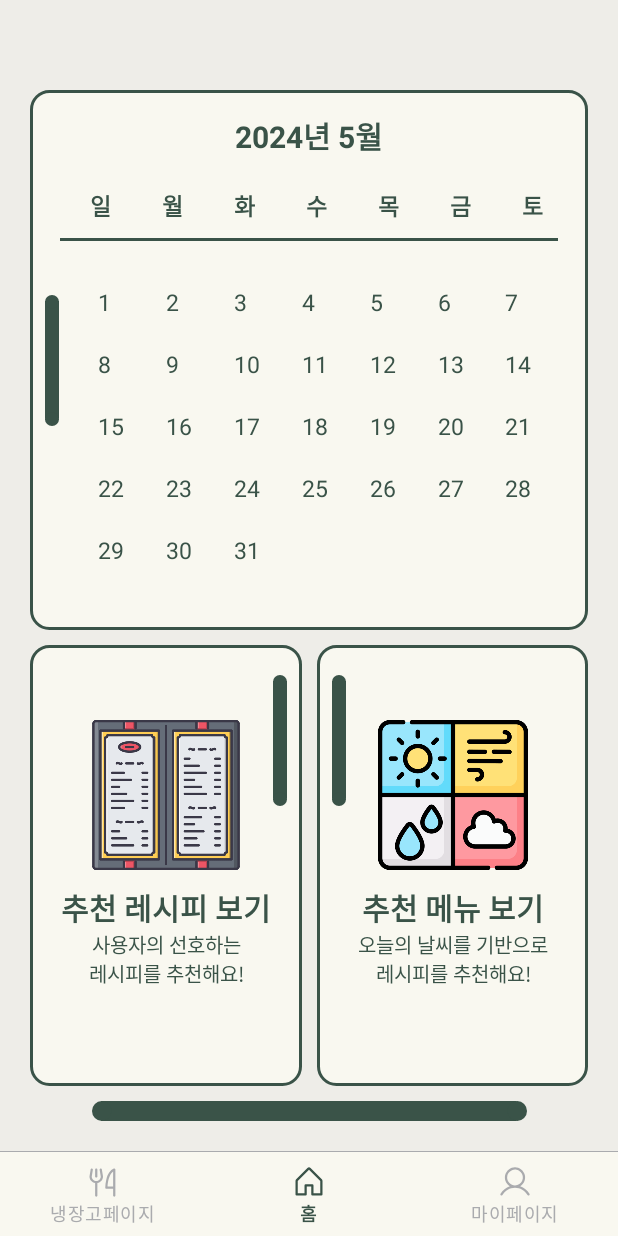
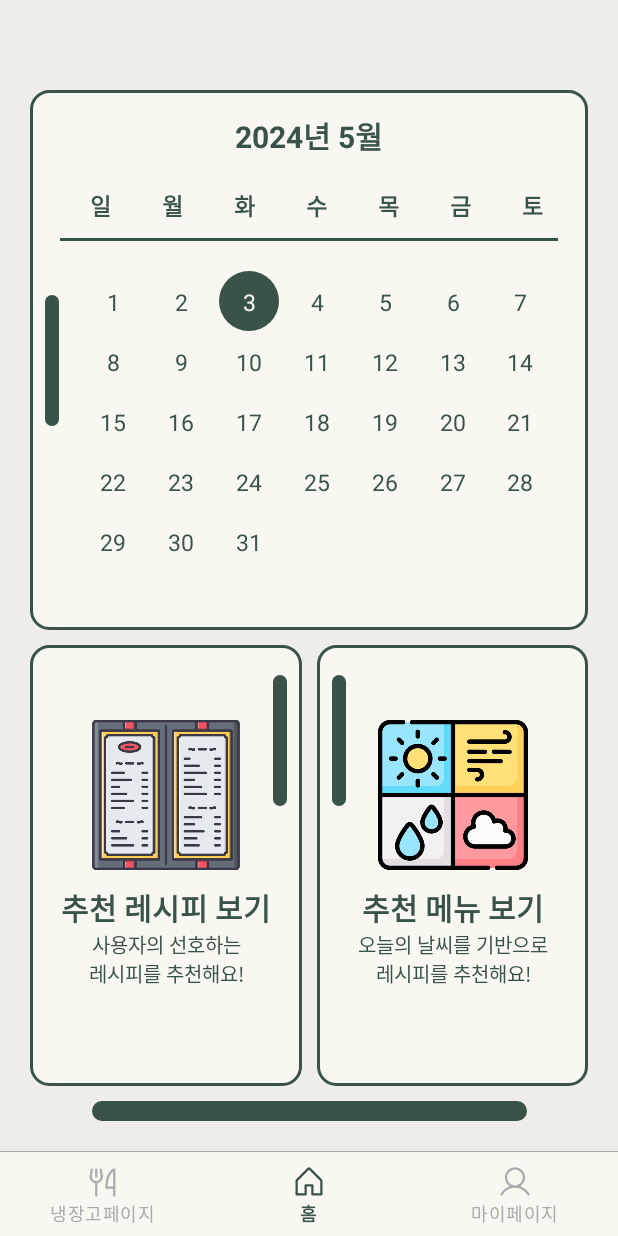
Before and after one commit to CSID-DGU/2024-1-OSSP1-KoreanAlwaysEatRice-1, an Android app: the screen it shows after launch (MainActivity), on a phone screen of 412 x 824 dp. Run offline under Robolectric (Android 15) with nearby library versions, the phone set to English and light mode, and no system bars; our stand-ins replace Timber, data binding.

Commit message:
#10 [feat] 현재 년/월 및 일자 체크하기

```diff
--- a/client/app/src/main/java/com/kaer/menuw/domain/entity/CalendarDate.kt
+++ b/client/app/src/main/java/com/kaer/menuw/domain/entity/CalendarDate.kt
@@ -1,5 +1,6 @@
 package com.kaer.menuw.domain.entity
 
 data class CalendarDate (
-    val date: Int
+    val date: Int,
+    val isTodayDate: Boolean
 )
--- a/client/app/src/main/java/com/kaer/menuw/presentation/home/HomeFragment.kt
+++ b/client/app/src/main/java/com/kaer/menuw/presentation/home/HomeFragment.kt
@@ -7,9 +7,8 @@ import com.kaer.menuw.R
 import com.kaer.menuw.databinding.FragmentHomeBinding
 import com.kaer.menuw.presentation.home.calendar.CalendarAdapter
 import com.kaer.menuw.util.base.BaseFragment
-import timber.log.Timber
 
-class HomeFragment: BaseFragment<FragmentHomeBinding>(R.layout.fragment_home) {
+class HomeFragment : BaseFragment<FragmentHomeBinding>(R.layout.fragment_home) {
 
     private val viewModel by viewModels<HomeViewModel>()
 
@@ -25,13 +24,14 @@ class HomeFragment: BaseFragment<FragmentHomeBinding>(R.layout.fragment_home) {
     }
 
     private fun initHomeView() {
+        viewModel.setCurrentMonth()
         initCalendarView()
     }
 
     private fun initCalendarView() {
         _calendarAdapter = CalendarAdapter()
         binding.rcvHomeCalendar.adapter = calendarAdapter
-        viewModel.setCurrentDate()
+        viewModel.setCurrentCalendar()
 
         viewModel.calendarDate.observe(viewLifecycleOwner) {
             calendarAdapter.submitList(it)
--- a/client/app/src/main/java/com/kaer/menuw/presentation/home/HomeViewModel.kt
+++ b/client/app/src/main/java/com/kaer/menuw/presentation/home/HomeViewModel.kt
@@ -13,12 +13,24 @@ class HomeViewModel: ViewModel() {
     val calendarDate: LiveData<ArrayList<CalendarDate>>
         get() = _calendarDate
 
-    private val currentDate = LocalDate.now().dayOfMonth
+    private val currentDate = LocalDate.now()
 
-    fun setCurrentDate() {
+    private val _currentMonth: MutableLiveData<String> = MutableLiveData()
+    val currentMonth: LiveData<String>
+        get() = _currentMonth
+
+    fun setCurrentMonth() {
+        _currentMonth.value = "${currentDate.year}년 ${currentDate.monthValue}월"
+    }
+
+    fun setCurrentCalendar() {
         val tempList: ArrayList<CalendarDate> = ArrayList()
         for (i in 1 until  32) {
-            tempList.add(CalendarDate(i))
+            if (i == currentDate.dayOfMonth) {
+                tempList.add(CalendarDate(i, true))
+            } else {
+                tempList.add(CalendarDate(i, false))
+            }
         }
         _calendarDate.value = tempList
     }
--- /dev/null
+++ b/client/app/src/main/res/drawable/shape_green_fill_circle.xml
@@ -0,0 +1,6 @@
+<?xml version="1.0" encoding="utf-8"?>
+<shape xmlns:android="http://schemas.android.com/apk/res/android"
+    android:shape="oval">
+    <solid android:color="@color/green_primary"/>
+
+</shape>
--- a/client/app/src/main/res/layout/fragment_home.xml
+++ b/client/app/src/main/res/layout/fragment_home.xml
@@ -39,7 +39,7 @@
                 android:id="@+id/tv_home_calendar_month"
                 android:layout_width="wrap_content"
                 android:layout_height="wrap_content"
-                android:text="2024년 5월"
+                android:text="@{viewModel.currentMonth}"
                 android:textSize="20dp"
                 android:textColor="@color/green_primary"
                 android:textStyle="bold"
--- a/client/app/src/main/res/layout/item_calendar_date.xml
+++ b/client/app/src/main/res/layout/item_calendar_date.xml
@@ -11,16 +11,17 @@
     <androidx.constraintlayout.widget.ConstraintLayout
         android:layout_width="wrap_content"
         android:layout_height="wrap_content"
-        android:background="@color/bright">
+        android:background="@{item.isTodayDate ? @drawable/shape_green_fill_circle : null}">
 
         <TextView
             android:id="@+id/tv_item_calendar_date"
-            android:layout_width="wrap_content"
-            android:layout_height="wrap_content"
+            android:layout_width="20dp"
+            android:layout_height="20dp"
             android:text="@{Integer.toString(item.date)}"
-            android:textColor="@color/green_primary"
+            android:textColor="@{item.isTodayDate ? @color/bright : @color/green_primary}"
             android:textSize="15dp"
             android:layout_margin="10dp"
+            android:gravity="center"
             app:layout_constraintTop_toTopOf="parent"
             app:layout_constraintBottom_toBottomOf="parent"
             app:layout_constraintStart_toStartOf="parent"
```
